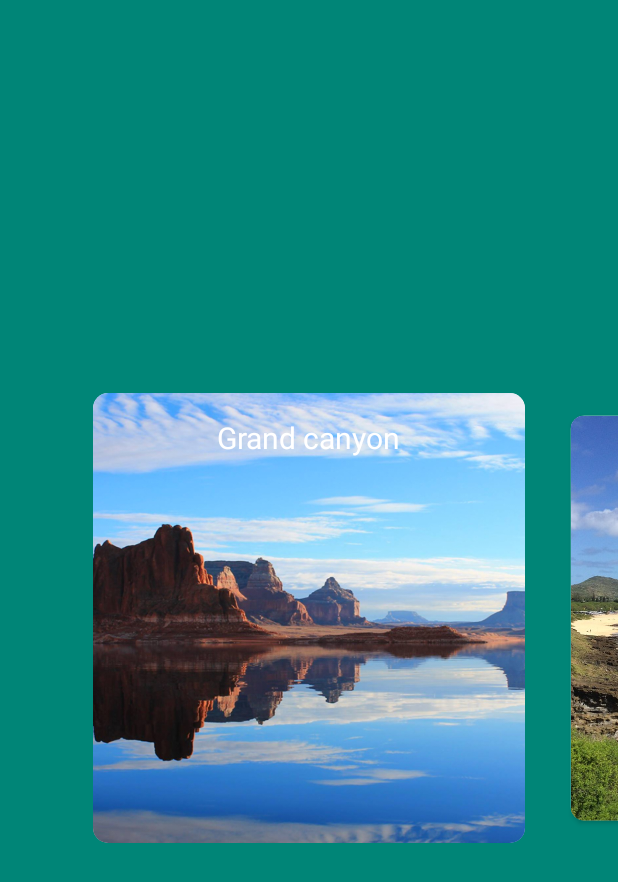
After one commit to RemiDormoy/MotionLayoutTest, an Android app: the TravelActivity screen opened directly, with no data from a screen before it, on a phone screen of 412 x 824 dp. The commit adds this screen. Shown: the top 882 px of the screen. Run offline under Robolectric (Android 15) with nearby library versions, the phone set to English and light mode, and no system bars; Roboto replaces fonts that are not available here.

Commit message:
started travel activity

```diff
--- a/app/src/main/AndroidManifest.xml
+++ b/app/src/main/AndroidManifest.xml
@@ -27,6 +27,7 @@
         <activity android:name=".HorizontalCardScrollActivity"/>
         <activity android:name=".GestureActivity"/>
         <activity android:name=".CinemaActivity" />
+        <activity android:name=".TravelActivity" />
         <activity android:name=".CardsScrollActivity" android:theme="@style/Theme.Design.Light.NoActionBar"/>
         <meta-data android:name="preloaded_fonts" android:resource="@array/preloaded_fonts"/>
     </application>
--- a/app/src/main/java/com/rdo/octo/motionlayouttest/MainActivity.kt
+++ b/app/src/main/java/com/rdo/octo/motionlayouttest/MainActivity.kt
@@ -30,6 +30,7 @@ class MainActivity : AppCompatActivity() {
                 R.id.nav_cards -> startActivity(Intent(this, CardsScrollActivity::class.java))
                 R.id.nav_gestures -> startActivity(Intent(this, GestureActivity::class.java))
                 R.id.nav_cinema -> startActivity(Intent(this, CinemaActivity::class.java))
+                R.id.nav_travel -> startActivity(Intent(this, TravelActivity::class.java))
                 R.id.nav_cards_hor -> startActivity(Intent(this, HorizontalCardScrollActivity::class.java))
             }
             true
--- /dev/null
+++ b/app/src/main/java/com/rdo/octo/motionlayouttest/TravelActivity.kt
@@ -0,0 +1,120 @@
+package com.rdo.octo.motionlayouttest
+
+import android.os.Bundle
+import android.view.LayoutInflater
+import android.view.View
+import android.view.ViewGroup
+import androidx.appcompat.app.AppCompatActivity
+import androidx.fragment.app.Fragment
+import androidx.fragment.app.FragmentManager
+import androidx.fragment.app.FragmentPagerAdapter
+import androidx.viewpager.widget.ViewPager
+import kotlinx.android.synthetic.main.activity_cinema.*
+import kotlinx.android.synthetic.main.fragment_card_travel.*
+import kotlinx.android.synthetic.main.fragment_card_travel.view.*
+import kotlinx.android.synthetic.main.travel_activity.*
+import kotlin.math.sqrt
+
+class TravelActivity : AppCompatActivity() {
+
+    private val adapter by lazy {
+        TravelPagerAdapter(supportFragmentManager)
+    }
+
+    override fun onCreate(savedInstanceState: Bundle?) {
+        super.onCreate(savedInstanceState)
+        supportActionBar?.hide()
+        setContentView(R.layout.travel_activity)
+        travelViewPager.setPadding(54.toDp(resources).toInt(), 0, 54.toDp(resources).toInt(), 0)
+        travelViewPager.clipToPadding = false
+        travelViewPager.pageMargin = 0
+        travelViewPager.adapter = adapter
+        travelViewPager.addOnPageChangeListener(object : ViewPager.OnPageChangeListener {
+            override fun onPageScrollStateChanged(state: Int) {
+
+            }
+
+            override fun onPageScrolled(position: Int, positionOffset: Float, positionOffsetPixels: Int) {
+                (adapter.getItem(position) as TravelPageFragment).setStuff(maxOf(0.9f, 1f - sqrt(sqrt(positionOffset))))
+                (adapter.getItem(position - 1) as TravelPageFragment).setStuff(maxOf(0.9f, sqrt(sqrt(positionOffset))))
+            }
+
+            override fun onPageSelected(position: Int) {
+                (adapter.getItem(position) as TravelPageFragment).setStuff(1f)
+                if (position > 0) {
+                    (adapter.getItem(position - 1) as TravelPageFragment).setStuff(0.9f)
+                }
+                if (position < 5) {
+                    (adapter.getItem(position + 1) as TravelPageFragment).setStuff(0.9f)
+                }
+            }
+
+        })
+    }
+
+}
+
+class TravelPagerAdapter(fragmentManager: FragmentManager) : FragmentPagerAdapter(fragmentManager) {
+
+    private val fragmentMap = mutableMapOf<Int, TravelPageFragment>()
+
+    override fun getItem(position: Int): Fragment {
+        return fragmentMap[position] ?: TravelPageFragment(position).also { fragmentMap[position] = it }
+    }
+
+    override fun getCount(): Int {
+        return 6
+    }
+
+}
+
+class TravelPageFragment(private val position: Int) : Fragment() {
+
+    private var isInflated = false
+
+    override fun onCreateView(
+        inflater: LayoutInflater,
+        container: ViewGroup?,
+        savedInstanceState: Bundle?
+    ): View {
+        val inflate = inflater.inflate(R.layout.fragment_card_travel, container, false)
+        inflate.travelTextView.setText(position.toTravelText())
+        inflate.travelImageView.setImageResource(position.toTravelRessource())
+        return inflate
+    }
+
+    override fun onViewCreated(view: View, savedInstanceState: Bundle?) {
+        super.onViewCreated(view, savedInstanceState)
+        isInflated = true
+        travelImageView.setOnClickListener {
+            imageTravelCardView.animate().translationY(-150f).start()
+            commentTravelCardView.animate().scaleX(1f).scaleY(1f).alpha(1f).start()
+        }
+    }
+
+    fun setStuff(value: Float) {
+        if (isInflated) {
+            imageTravelCardView.animate().scaleX(value).scaleY(value).alpha(value * value).start()
+            imageTravelCardView.animate().translationY(0f).start()
+            commentTravelCardView.animate().scaleX(0.7f).scaleY(0.3f).alpha(0f).start()
+        }
+    }
+}
+
+fun Int.toTravelRessource() = when (this) {
+    0 -> R.drawable.canyon
+    1 -> R.drawable.hawai
+    2 -> R.drawable.ski
+    3 -> R.drawable.niagara
+    4 -> R.drawable.savana
+    else -> R.drawable.sanfrancisco
+}
+
+fun Int.toTravelText() = when (this) {
+    0 -> "Grand canyon"
+    1 -> "Hawai"
+    2 -> "Ski"
+    3 -> "Chutes du Niagara"
+    4 -> "Savane en Afrique"
+    else -> "San Fransisco"
+}
--- /dev/null
+++ b/app/src/main/res/layout/fragment_card_travel.xml
@@ -0,0 +1,49 @@
+<?xml version="1.0" encoding="utf-8"?>
+<androidx.constraintlayout.widget.ConstraintLayout
+        xmlns:android="http://schemas.android.com/apk/res/android"
+        xmlns:app="http://schemas.android.com/apk/res-auto"
+        android:layout_width="match_parent"
+        android:layout_height="match_parent">
+
+    <androidx.cardview.widget.CardView
+            android:layout_width="match_parent"
+            app:layout_constraintTop_toTopOf="@+id/imageTravelCardView"
+            app:cardCornerRadius="10dp"
+            android:scaleX="0.7"
+            android:scaleY="0.3"
+            android:alpha="0"
+            android:id="@+id/commentTravelCardView"
+            android:layout_height="450dp" />
+
+    <androidx.cardview.widget.CardView
+            android:layout_width="match_parent"
+            app:layout_constraintTop_toTopOf="parent"
+            app:cardCornerRadius="10dp"
+            android:layout_margin="8dp"
+            android:scaleX="0.9"
+            android:scaleY="0.9"
+            android:id="@+id/imageTravelCardView"
+            app:layout_constraintBottom_toBottomOf="parent"
+            android:layout_height="300dp">
+
+        <FrameLayout
+                android:layout_width="match_parent"
+                android:layout_height="match_parent">
+            <ImageView
+                    android:id="@+id/travelImageView"
+                    android:scaleType="centerCrop"
+                    android:layout_width="match_parent"
+                    android:layout_height="match_parent"/>
+            <TextView
+                    android:id="@+id/travelTextView"
+                    android:textColor="@android:color/white"
+                    android:layout_gravity="top|center_horizontal"
+                    android:layout_marginTop="16dp"
+                    android:textSize="20sp"
+                    android:layout_width="wrap_content"
+                    android:layout_height="wrap_content"/>
+        </FrameLayout>
+    </androidx.cardview.widget.CardView>
+
+
+</androidx.constraintlayout.widget.ConstraintLayout>
--- /dev/null
+++ b/app/src/main/res/layout/travel_activity.xml
@@ -0,0 +1,14 @@
+<?xml version="1.0" encoding="utf-8"?>
+<androidx.constraintlayout.widget.ConstraintLayout
+        xmlns:android="http://schemas.android.com/apk/res/android"
+        android:layout_width="match_parent"
+        android:layout_height="match_parent"
+        android:background="@color/colorPrimary">
+
+    <androidx.viewpager.widget.ViewPager
+            android:id="@+id/travelViewPager"
+            android:layout_width="match_parent"
+            android:layout_height="match_parent"/>
+
+
+</androidx.constraintlayout.widget.ConstraintLayout>
--- a/app/src/main/res/menu/drawer_view.xml
+++ b/app/src/main/res/menu/drawer_view.xml
@@ -27,6 +27,11 @@
                 android:title="Zoom" />
 
         <item
+                android:id="@+id/nav_travel"
+                android:icon="@drawable/ic_directions_run_black_24dp"
+                android:title="travel" />
+
+        <item
                 android:id="@+id/nav_garbage"
                 android:icon="@drawable/ic_directions_run_black_24dp"
                 android:title="Garbage" />
--- a/build.gradle
+++ b/build.gradle
@@ -8,7 +8,7 @@ buildscript {
 
     }
     dependencies {
-        classpath 'com.android.tools.build:gradle:3.5.0-alpha07'
+        classpath 'com.android.tools.build:gradle:3.5.0-alpha09'
         classpath "org.jetbrains.kotlin:kotlin-gradle-plugin:$kotlin_version"
         // NOTE: Do not place your application dependencies here; they belong
         // in the individual module build.gradle files
```
Also changed, not shown: app/src/main/res/drawable/canyon.jpg (added), app/src/main/res/drawable/forest.jpg (added), app/src/main/res/drawable/hawai.jpg (added), app/src/main/res/drawable/niagara.jpg (added), app/src/main/res/drawable/savana.jpg (added), app/src/main/res/drawable/ski.jpg (added), gradle/wrapper/gradle-wrapper.properties.
